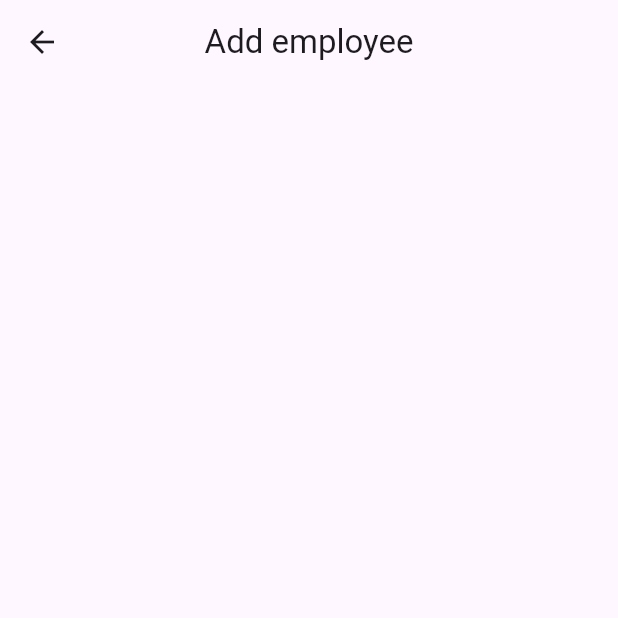
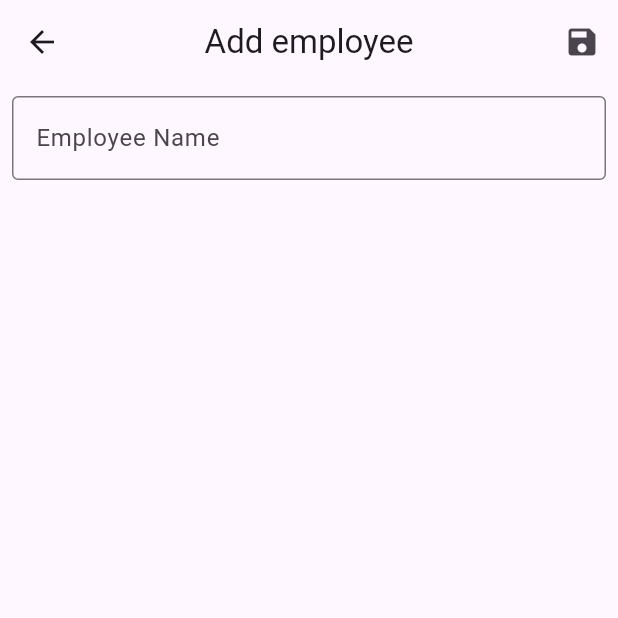
Before and after one commit to tto83/APSL_VI_ApMob_ZAL, a Flutter app: the AddEmployeeScreen screen opened by its route, on a phone screen of 412 x 824 dp, the top half of it. Run offline on Flutter 3.47's test engine with Material 2 defaults, Android fonts, the phone set to English and light mode, and no system bars.

Commit message:
Add add emplyee screen, some formatting and first routes.

```diff
--- a/lib/screen/add_employee_screen.dart
+++ b/lib/screen/add_employee_screen.dart
@@ -8,12 +8,45 @@ class AddEmployeeScreen extends StatefulWidget {
 }
 
 class _AddEmployeeScreenState extends State<AddEmployeeScreen> {
+
+  final TextEditingController _controller = TextEditingController();
+
   @override
   Widget build(BuildContext context) {
     return Scaffold(
       appBar: AppBar(
         title: const Text('Add employee'),
         centerTitle: true,
+        actions: [
+          IconButton(
+            onPressed: () {
+              //TODO
+              //funkcja dodania do bazy
+            },
+            icon: const Icon(Icons.save)
+            )
+        ],
+      ),
+
+      body: Padding(
+        padding: const EdgeInsets.all(8.0),
+        child: Column(
+          children: [
+            TextFormField(
+              controller: _controller,
+              keyboardType: TextInputType.name,
+              decoration: const InputDecoration(
+                border: OutlineInputBorder(),
+                label: Text('Employee Name')
+              ),
+              validator: (value) {
+                if (value == null || value.isEmpty) {
+                  return "Name cant't be empty";
+                }
+              },
+            )
+          ],
+        ),
       ),
     );
   }
```
Also changed, not shown: lib/screen/home_screen.dart (+18 -1 lines).
